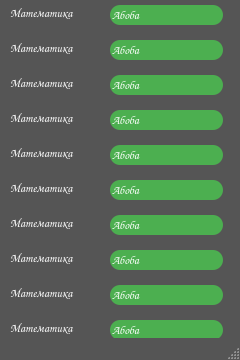
Before: the Qt Designer form zoomplus_ui/zoomplus_settings_urls.ui in Fantaz1er/zoomplusdev, drawn with Qt 5.
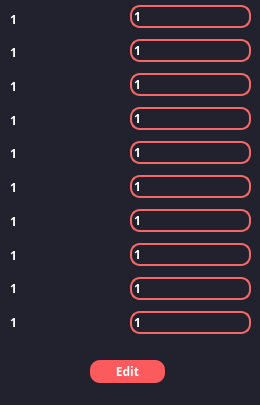
After: the same form once the commit is applied.

Patch:
```diff
--- a/zoomplus_ui/zoomplus_settings_urls.ui
+++ b/zoomplus_ui/zoomplus_settings_urls.ui
@@ -6,378 +6,474 @@
             <rect>
                 <x>0</x>
                 <y>0</y>
-                <width>240</width>
-                <height>360</height>
+                <width>260</width>
+                <height>405</height>
             </rect>
         </property>
         <property name="minimumSize">
             <size>
-                <width>240</width>
-                <height>360</height>
+                <width>260</width>
+                <height>405</height>
             </size>
         </property>
         <property name="maximumSize">
             <size>
-                <width>240</width>
-                <height>360</height>
+                <width>260</width>
+                <height>405</height>
             </size>
         </property>
+        <property name="font">
+            <font>
+                <family>Montserrat Black</family>
+                <weight>75</weight>
+                <bold>true</bold>
+            </font>
+        </property>
         <property name="windowTitle">
             <string>MainWindow</string>
         </property>
         <property name="styleSheet">
-            <string notr="true">QMainWindow {background-color: #555}</string>
+            <string notr="true">background-color: #22222e; color: white;</string>
         </property>
         <widget class="QWidget" name="centralwidget">
+            <widget class="QPushButton" name="pushButton">
+                <property name="geometry">
+                    <rect>
+                        <x>90</x>
+                        <y>360</y>
+                        <width>75</width>
+                        <height>23</height>
+                    </rect>
+                </property>
+                <property name="font">
+                    <font>
+                        <family>Montserrat Black</family>
+                        <weight>75</weight>
+                        <italic>false</italic>
+                        <bold>true</bold>
+                    </font>
+                </property>
+                <property name="styleSheet">
+                    <string notr="true">QPushButton {
+                        color: white;
+                        background-color: #fb5b5d;
+                        border-radius: 10px;
+                        }
+
+                        QPushButton:pressed {
+                        background-color: #fa4244;
+                        }
+                    </string>
+                </property>
+                <property name="text">
+                    <string>Edit</string>
+                </property>
+            </widget>
+            <widget class="QWidget" name="">
+                <property name="geometry">
+                    <rect>
+                        <x>10</x>
+                        <y>5</y>
+                        <width>111</width>
+                        <height>331</height>
+                    </rect>
+                </property>
+                <layout class="QVBoxLayout" name="verticalLayout">
+                    <item>
             <widget class="QLabel" name="label">
-                <property name="geometry">
-                    <rect>
-                        <x>10</x>
-                        <y>5</y>
-                        <width>75</width>
-                        <height>15</height>
-                    </rect>
+                            <property name="font">
+                                <font>
+                                    <family>Montserrat Black</family>
+                                    <weight>75</weight>
+                                    <italic>false</italic>
+                                    <bold>true</bold>
+                                </font>
                 </property>
                 <property name="styleSheet">
-                    <string notr="true">QLabel {color:white; font: bold; font-family: Comic Sans MS, sans-serif;}
+                                <string notr="true">color:white
                     </string>
                 </property>
                 <property name="text">
-                    <string>Математика</string>
-                </property>
-            </widget>
+                                <string>1</string>
+                            </property>
+                        </widget>
+                    </item>
+                    <item>
             <widget class="QLabel" name="label_2">
-                <property name="geometry">
-                    <rect>
-                        <x>10</x>
-                        <y>40</y>
-                        <width>75</width>
-                        <height>15</height>
-                    </rect>
+                            <property name="font">
+                                <font>
+                                    <family>Montserrat Black</family>
+                                    <weight>75</weight>
+                                    <bold>true</bold>
+                                </font>
                 </property>
                 <property name="styleSheet">
-                    <string notr="true">QLabel {color:white; font: bold; font-family: Comic Sans MS, sans-serif;}
-                    </string>
+                                <string notr="true">color:white;</string>
                 </property>
                 <property name="text">
-                    <string>Математика</string>
-                </property>
-            </widget>
+                                <string>1</string>
+                            </property>
+                        </widget>
+                    </item>
+                    <item>
             <widget class="QLabel" name="label_3">
-                <property name="geometry">
-                    <rect>
-                        <x>10</x>
-                        <y>75</y>
-                        <width>75</width>
-                        <height>15</height>
-                    </rect>
+                            <property name="font">
+                                <font>
+                                    <family>Montserrat Black</family>
+                                    <weight>75</weight>
+                                    <bold>true</bold>
+                                </font>
                 </property>
                 <property name="styleSheet">
-                    <string notr="true">QLabel {color:white; font: bold; font-family: Comic Sans MS, sans-serif;}
-                    </string>
+                                <string notr="true">color:white;</string>
                 </property>
                 <property name="text">
-                    <string>Математика</string>
-                </property>
-            </widget>
+                                <string>1</string>
+                            </property>
+                        </widget>
+                    </item>
+                    <item>
             <widget class="QLabel" name="label_4">
-                <property name="geometry">
-                    <rect>
-                        <x>10</x>
-                        <y>110</y>
-                        <width>75</width>
-                        <height>15</height>
-                    </rect>
+                            <property name="font">
+                                <font>
+                                    <family>Montserrat Black</family>
+                                    <weight>75</weight>
+                                    <bold>true</bold>
+                                </font>
                 </property>
                 <property name="styleSheet">
-                    <string notr="true">QLabel {color:white; font: bold; font-family: Comic Sans MS, sans-serif;}
-                    </string>
+                                <string notr="true">color:white;</string>
                 </property>
                 <property name="text">
-                    <string>Математика</string>
-                </property>
-            </widget>
+                                <string>1</string>
+                            </property>
+                        </widget>
+                    </item>
+                    <item>
             <widget class="QLabel" name="label_5">
-                <property name="geometry">
-                    <rect>
-                        <x>10</x>
-                        <y>145</y>
-                        <width>75</width>
-                        <height>15</height>
-                    </rect>
+                            <property name="font">
+                                <font>
+                                    <family>Montserrat Black</family>
+                                    <weight>75</weight>
+                                    <bold>true</bold>
+                                </font>
                 </property>
                 <property name="styleSheet">
-                    <string notr="true">QLabel {color:white; font: bold; font-family: Comic Sans MS, sans-serif;}
-                    </string>
+                                <string notr="true">color:white;</string>
                 </property>
                 <property name="text">
-                    <string>Математика</string>
-                </property>
-            </widget>
+                                <string>1</string>
+                            </property>
+                        </widget>
+                    </item>
+                    <item>
             <widget class="QLabel" name="label_6">
-                <property name="geometry">
-                    <rect>
-                        <x>10</x>
-                        <y>180</y>
-                        <width>75</width>
-                        <height>15</height>
-                    </rect>
+                            <property name="font">
+                                <font>
+                                    <family>Montserrat Black</family>
+                                    <weight>75</weight>
+                                    <bold>true</bold>
+                                </font>
                 </property>
                 <property name="styleSheet">
-                    <string notr="true">QLabel {color:white; font: bold; font-family: Comic Sans MS, sans-serif;}
-                    </string>
+                                <string notr="true">color:white;</string>
                 </property>
                 <property name="text">
-                    <string>Математика</string>
-                </property>
-            </widget>
+                                <string>1</string>
+                            </property>
+                        </widget>
+                    </item>
+                    <item>
             <widget class="QLabel" name="label_7">
-                <property name="geometry">
-                    <rect>
-                        <x>10</x>
-                        <y>215</y>
-                        <width>75</width>
-                        <height>15</height>
-                    </rect>
+                            <property name="font">
+                                <font>
+                                    <family>Montserrat Black</family>
+                                    <weight>75</weight>
+                                    <bold>true</bold>
+                                </font>
                 </property>
                 <property name="styleSheet">
-                    <string notr="true">QLabel {color:white; font: bold; font-family: Comic Sans MS, sans-serif;}
-                    </string>
+                                <string notr="true">color:white;</string>
                 </property>
                 <property name="text">
-                    <string>Математика</string>
-                </property>
-            </widget>
+                                <string>1</string>
+                            </property>
+                        </widget>
+                    </item>
+                    <item>
             <widget class="QLabel" name="label_8">
-                <property name="geometry">
-                    <rect>
-                        <x>10</x>
-                        <y>250</y>
-                        <width>75</width>
-                        <height>15</height>
-                    </rect>
+                            <property name="font">
+                                <font>
+                                    <family>Montserrat Black</family>
+                                    <weight>75</weight>
+                                    <bold>true</bold>
+                                </font>
                 </property>
                 <property name="styleSheet">
-                    <string notr="true">QLabel {color:white; font: bold; font-family: Comic Sans MS, sans-serif;}
-                    </string>
+                                <string notr="true">color:white;</string>
                 </property>
                 <property name="text">
-                    <string>Математика</string>
-                </property>
-            </widget>
+                                <string>1</string>
+                            </property>
+                        </widget>
+                    </item>
+                    <item>
             <widget class="QLabel" name="label_9">
-                <property name="geometry">
-                    <rect>
-                        <x>10</x>
-                        <y>285</y>
-                        <width>75</width>
-                        <height>15</height>
-                    </rect>
+                            <property name="font">
+                                <font>
+                                    <family>Montserrat Black</family>
+                                    <weight>75</weight>
+                                    <bold>true</bold>
+                                </font>
                 </property>
                 <property name="styleSheet">
-                    <string notr="true">QLabel {color:white; font: bold; font-family: Comic Sans MS, sans-serif;}
-                    </string>
+                                <string notr="true">color:white;</string>
                 </property>
                 <property name="text">
-                    <string>Математика</string>
-                </property>
-            </widget>
+                                <string>1</string>
+                            </property>
+                        </widget>
+                    </item>
+                    <item>
             <widget class="QLabel" name="label_10">
+                            <property name="font">
+                                <font>
+                                    <family>Montserrat Black</family>
+                                    <weight>75</weight>
+                                    <bold>true</bold>
+                                </font>
+                            </property>
+                            <property name="styleSheet">
+                                <string notr="true">color:white;</string>
+                            </property>
+                            <property name="text">
+                                <string>1</string>
+                            </property>
+                        </widget>
+                    </item>
+                </layout>
+            </widget>
+            <widget class="QWidget" name="">
                 <property name="geometry">
                     <rect>
-                        <x>10</x>
-                        <y>320</y>
-                        <width>75</width>
-                        <height>15</height>
+                        <x>130</x>
+                        <y>0</y>
+                        <width>121</width>
+                        <height>341</height>
                     </rect>
                 </property>
-                <property name="styleSheet">
-                    <string notr="true">QLabel {color:white; font: bold; font-family: Comic Sans MS, sans-serif;}
-                    </string>
-                </property>
-                <property name="text">
-                    <string>Математика</string>
-                </property>
-            </widget>
+                <layout class="QVBoxLayout" name="verticalLayout_2">
+                    <item>
             <widget class="QLineEdit" name="lineEdit">
-                <property name="geometry">
-                    <rect>
-                        <x>110</x>
-                        <y>5</y>
-                        <width>113</width>
-                        <height>20</height>
-                    </rect>
+                            <property name="font">
+                                <font>
+                                    <family>Montserrat Black</family>
+                                    <weight>75</weight>
+                                    <bold>true</bold>
+                                </font>
                 </property>
                 <property name="styleSheet">
-                    <string notr="true">QLineEdit {border-radius: 10px; color: white; background-color: #4CAF50;
-                        font-family: Comic Sans MS, sans-serif; font: bold}
+                                <string notr="true">bachground-color: #22222e;
+                                    border: 2px solid #f66867;
+                                    border-radius: 10px;
+                                    color: white;
                     </string>
                 </property>
                 <property name="text">
-                    <string>Абоба</string>
-                </property>
-            </widget>
+                                <string>1</string>
+                            </property>
+                        </widget>
+                    </item>
+                    <item>
             <widget class="QLineEdit" name="lineEdit_2">
-                <property name="geometry">
-                    <rect>
-                        <x>110</x>
-                        <y>40</y>
-                        <width>113</width>
-                        <height>20</height>
-                    </rect>
+                            <property name="font">
+                                <font>
+                                    <family>Montserrat Black</family>
+                                    <weight>75</weight>
+                                    <bold>true</bold>
+                                </font>
                 </property>
                 <property name="styleSheet">
-                    <string notr="true">QLineEdit {border-radius: 10px; color: white; background-color: #4CAF50;
-                        font-family: Comic Sans MS, sans-serif; font: bold}
+                                <string notr="true">bachground-color: #22222e;
+                                    border: 2px solid #f66867;
+                                    border-radius: 10px;
+                                    color: white;
                     </string>
                 </property>
                 <property name="text">
-                    <string>Абоба</string>
-                </property>
-            </widget>
+                                <string>1</string>
+                            </property>
+                        </widget>
+                    </item>
+                    <item>
             <widget class="QLineEdit" name="lineEdit_3">
-                <property name="geometry">
-                    <rect>
-                        <x>110</x>
-                        <y>75</y>
-                        <width>113</width>
-                        <height>20</height>
-                    </rect>
+                            <property name="font">
+                                <font>
+                                    <family>Montserrat Black</family>
+                                    <weight>75</weight>
+                                    <bold>true</bold>
+                                </font>
                 </property>
                 <property name="styleSheet">
-                    <string notr="true">QLineEdit {border-radius: 10px; color: white; background-color: #4CAF50;
-                        font-family: Comic Sans MS, sans-serif; font: bold}
+                                <string notr="true">bachground-color: #22222e;
+                                    border: 2px solid #f66867;
+                                    border-radius: 10px;
+                                    color: white;
                     </string>
                 </property>
                 <property name="text">
-                    <string>Абоба</string>
-                </property>
-            </widget>
+                                <string>1</string>
+                            </property>
+                        </widget>
+                    </item>
+                    <item>
             <widget class="QLineEdit" name="lineEdit_4">
-                <property name="geometry">
-                    <rect>
-                        <x>110</x>
-                        <y>110</y>
-                        <width>113</width>
-                        <height>20</height>
-                    </rect>
+                            <property name="font">
+                                <font>
+                                    <family>Montserrat Black</family>
+                                    <weight>75</weight>
+                                    <bold>true</bold>
+                                </font>
                 </property>
                 <property name="styleSheet">
-                    <string notr="true">QLineEdit {border-radius: 10px; color: white; background-color: #4CAF50;
-                        font-family: Comic Sans MS, sans-serif; font: bold}
+                                <string notr="true">bachground-color: #22222e;
+                                    border: 2px solid #f66867;
+                                    border-radius: 10px;
+                                    color: white;
                     </string>
                 </property>
                 <property name="text">
-                    <string>Абоба</string>
-                </property>
-            </widget>
+                                <string>1</string>
+                            </property>
+                        </widget>
+                    </item>
+                    <item>
             <widget class="QLineEdit" name="lineEdit_5">
-                <property name="geometry">
-                    <rect>
-                        <x>110</x>
-                        <y>145</y>
-                        <width>113</width>
-                        <height>20</height>
-                    </rect>
+                            <property name="font">
+                                <font>
+                                    <family>Montserrat Black</family>
+                                    <weight>75</weight>
+                                    <bold>true</bold>
+                                </font>
                 </property>
                 <property name="styleSheet">
-                    <string notr="true">QLineEdit {border-radius: 10px; color: white; background-color: #4CAF50;
-                        font-family: Comic Sans MS, sans-serif; font: bold}
+                                <string notr="true">bachground-color: #22222e;
+                                    border: 2px solid #f66867;
+                                    border-radius: 10px;
+                                    color: white;
                     </string>
                 </property>
                 <property name="text">
-                    <string>Абоба</string>
-                </property>
-            </widget>
+                                <string>1</string>
+                            </property>
+                        </widget>
+                    </item>
+                    <item>
             <widget class="QLineEdit" name="lineEdit_6">
-                <property name="geometry">
-                    <rect>
-                        <x>110</x>
-                        <y>180</y>
-                        <width>113</width>
-                        <height>20</height>
-                    </rect>
+                            <property name="font">
+                                <font>
+                                    <family>Montserrat Black</family>
+                                    <weight>75</weight>
+                                    <bold>true</bold>
+                                </font>
                 </property>
                 <property name="styleSheet">
-                    <string notr="true">QLineEdit {border-radius: 10px; color: white; background-color: #4CAF50;
-                        font-family: Comic Sans MS, sans-serif; font: bold}
+                                <string notr="true">bachground-color: #22222e;
+                                    border: 2px solid #f66867;
+                                    border-radius: 10px;
+                                    color: white;
                     </string>
                 </property>
                 <property name="text">
-                    <string>Абоба</string>
-                </property>
-            </widget>
+                                <string>1</string>
+                            </property>
+                        </widget>
+                    </item>
+                    <item>
             <widget class="QLineEdit" name="lineEdit_7">
-                <property name="geometry">
-                    <rect>
-                        <x>110</x>
-                        <y>215</y>
-                        <width>113</width>
-                        <height>20</height>
-                    </rect>
+                            <property name="font">
+                                <font>
+                                    <family>Montserrat Black</family>
+                                    <weight>75</weight>
+                                    <bold>true</bold>
+                                </font>
                 </property>
                 <property name="styleSheet">
-                    <string notr="true">QLineEdit {border-radius: 10px; color: white; background-color: #4CAF50;
-                        font-family: Comic Sans MS, sans-serif; font: bold}
+                                <string notr="true">bachground-color: #22222e;
+                                    border: 2px solid #f66867;
+                                    border-radius: 10px;
+                                    color: white;
                     </string>
                 </property>
                 <property name="text">
-                    <string>Абоба</string>
-                </property>
-            </widget>
+                                <string>1</string>
+                            </property>
+                        </widget>
+                    </item>
+                    <item>
             <widget class="QLineEdit" name="lineEdit_8">
-                <property name="geometry">
-                    <rect>
-                        <x>110</x>
-                        <y>250</y>
-                        <width>113</width>
-                        <height>20</height>
-                    </rect>
+                            <property name="font">
+                                <font>
+                                    <family>Montserrat Black</family>
+                                    <weight>75</weight>
+                                    <bold>true</bold>
+                                </font>
                 </property>
                 <property name="styleSheet">
-                    <string notr="true">QLineEdit {border-radius: 10px; color: white; background-color: #4CAF50;
-                        font-family: Comic Sans MS, sans-serif; font: bold}
+                                <string notr="true">bachground-color: #22222e;
+                                    border: 2px solid #f66867;
+                                    border-radius: 10px;
+                                    color: white;
                     </string>
                 </property>
                 <property name="text">
-                    <string>Абоба</string>
-                </property>
-            </widget>
+                                <string>1</string>
+                            </property>
+                        </widget>
+                    </item>
+                    <item>
             <widget class="QLineEdit" name="lineEdit_9">
-                <property name="geometry">
-                    <rect>
-                        <x>110</x>
-                        <y>285</y>
-                        <width>113</width>
-                        <height>20</height>
-                    </rect>
+                            <property name="font">
+                                <font>
+                                    <family>Montserrat Black</family>
+                                    <weight>75</weight>
+                                    <bold>true</bold>
+                                </font>
                 </property>
                 <property name="styleSheet">
-                    <string notr="true">QLineEdit {border-radius: 10px; color: white; background-color: #4CAF50;
-                        font-family: Comic Sans MS, sans-serif; font: bold}
+                                <string notr="true">bachground-color: #22222e;
+                                    border: 2px solid #f66867;
+                                    border-radius: 10px;
+                                    color: white;
                     </string>
                 </property>
                 <property name="text">
-                    <string>Абоба</string>
-                </property>
-            </widget>
+                                <string>1</string>
+                            </property>
+                        </widget>
+                    </item>
+                    <item>
             <widget class="QLineEdit" name="lineEdit_10">
-                <property name="geometry">
-                    <rect>
-                        <x>110</x>
-                        <y>320</y>
-                        <width>113</width>
-                        <height>20</height>
-                    </rect>
+                            <property name="font">
+                                <font>
+                                    <family>Montserrat Black</family>
+                                    <weight>75</weight>
+                                    <bold>true</bold>
+                                </font>
                 </property>
                 <property name="styleSheet">
-                    <string notr="true">QLineEdit {border-radius: 10px; color: white; background-color: #4CAF50;
-                        font-family: Comic Sans MS, sans-serif; font: bold}
+                                <string notr="true">bachground-color: #22222e;
+                                    border: 2px solid #f66867;
+                                    border-radius: 10px;
+                                    color: white;
                     </string>
                 </property>
                 <property name="text">
-                    <string>Абоба</string>
-                </property>
+                                <string>1</string>
+                            </property>
+                        </widget>
+                    </item>
+                </layout>
             </widget>
         </widget>
         <widget class="QMenuBar" name="menubar">
```
Left out of the diff: 6 changed lines with no effect on the pictures. Lines whose indentation alone changed are shown as unchanged.
